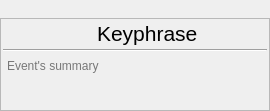
This is ui/character_backstory_card.ui in zkovari/plotlyst as Qt 5 draws it before an edit. The edited form follows.
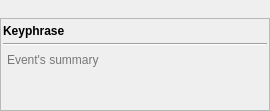
This is the edited form. Custom widgets are drawn as their Qt base class.

What changed in the file:
```diff
--- a/ui/character_backstory_card.ui
+++ b/ui/character_backstory_card.ui
@@ -68,54 +68,23 @@
       </property>
       <item>
        <layout class="QHBoxLayout" name="horizontalLayout">
-        <item>
-         <widget class="QLabel" name="lblAgeIcon">
-          <property name="text">
-           <string/>
-          </property>
-         </widget>
-        </item>
-        <item>
-         <widget class="QLabel" name="lblAge">
-          <property name="font">
-           <font>
-            <pointsize>15</pointsize>
-           </font>
-          </property>
-          <property name="text">
-           <string/>
-          </property>
-         </widget>
-        </item>
-        <item>
-         <spacer name="horizontalSpacer">
-          <property name="orientation">
-           <enum>Qt::Horizontal</enum>
-          </property>
-          <property name="sizeType">
-           <enum>QSizePolicy::Preferred</enum>
-          </property>
-          <property name="sizeHint" stdset="0">
-           <size>
-            <width>40</width>
-            <height>20</height>
-           </size>
-          </property>
-         </spacer>
-        </item>
         <item>
          <widget class="QLabel" name="lblKeyphrase">
           <property name="font">
            <font>
-            <pointsize>16</pointsize>
+            <weight>75</weight>
+            <bold>true</bold>
            </font>
           </property>
           <property name="text">
            <string>Keyphrase</string>
           </property>
+          <property name="wordWrap">
+           <bool>true</bool>
+          </property>
          </widget>
         </item>
-        <item>
+        <item alignment="Qt::AlignTop">
          <widget class="QToolButton" name="btnEdit">
           <property name="cursor">
            <cursorShape>PointingHandCursor</cursorShape>
@@ -128,17 +97,7 @@
           </property>
          </widget>
         </item>
-        <item>
-         <widget class="LabelsWidget" name="wdgLabels" native="true">
-          <property name="sizePolicy">
-           <sizepolicy hsizetype="Preferred" vsizetype="Maximum">
-            <horstretch>0</horstretch>
-            <verstretch>0</verstretch>
-           </sizepolicy>
-          </property>
-         </widget>
-        </item>
-        <item>
+        <item alignment="Qt::AlignTop">
          <widget class="QToolButton" name="btnRemove">
           <property name="cursor">
            <cursorShape>PointingHandCursor</cursorShape>
@@ -201,12 +160,6 @@
   </layout>
  </widget>
  <customwidgets>
-  <customwidget>
-   <class>LabelsWidget</class>
-   <extends>QWidget</extends>
-   <header>src.main.python.plotlyst.view.widget.labels</header>
-   <container>1</container>
-  </customwidget>
   <customwidget>
    <class>AutoAdjustableTextEdit</class>
    <extends>QTextEdit</extends>
```
